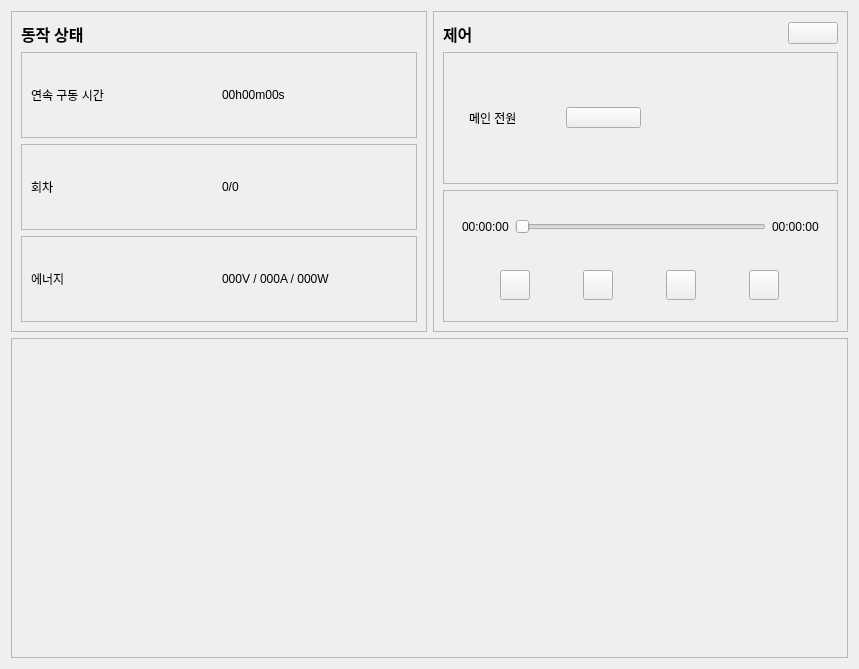
This is src/ui/home_page.ui in minimirror1/remote_gui as Qt 5 draws it before an edit. The edited form follows.
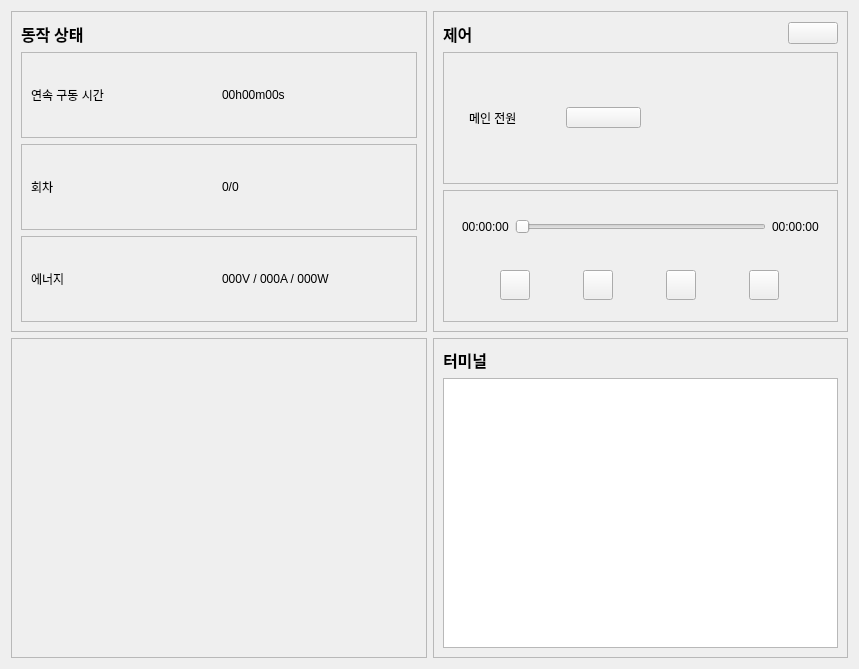
This is the edited form. Icons and pictures are not drawn.

Commit message: 터미널 추가가

```diff
--- a/src/ui/home_page.ui
+++ b/src/ui/home_page.ui
@@ -19,7 +19,7 @@
      <item>
       <widget class="QFrame" name="frame_2">
        <property name="sizePolicy">
-        <sizepolicy hsizetype="Expanding" vsizetype="Preferred">
+        <sizepolicy hsizetype="Expanding" vsizetype="Expanding">
          <horstretch>0</horstretch>
          <verstretch>0</verstretch>
         </sizepolicy>
@@ -147,7 +147,7 @@
      <item>
       <widget class="QFrame" name="frame_3">
        <property name="sizePolicy">
-        <sizepolicy hsizetype="Expanding" vsizetype="Preferred">
+        <sizepolicy hsizetype="Expanding" vsizetype="Expanding">
          <horstretch>0</horstretch>
          <verstretch>0</verstretch>
         </sizepolicy>
@@ -537,12 +537,30 @@
     </layout>
    </item>
    <item>
+    <layout class="QHBoxLayout" name="horizontalLayout_6">
+     <item>
+      <widget class="QFrame" name="frame_7">
+       <property name="sizePolicy">
+        <sizepolicy hsizetype="Expanding" vsizetype="Expanding">
+         <horstretch>0</horstretch>
+         <verstretch>0</verstretch>
+        </sizepolicy>
+       </property>
+       <property name="frameShape">
+        <enum>QFrame::Shape::StyledPanel</enum>
+       </property>
+       <property name="frameShadow">
+        <enum>QFrame::Shadow::Raised</enum>
+       </property>
+      </widget>
+     </item>
+     <item>
     <widget class="QFrame" name="frame">
-     <property name="maximumSize">
-      <size>
-       <width>16777215</width>
-       <height>16777215</height>
-      </size>
+       <property name="sizePolicy">
+        <sizepolicy hsizetype="Expanding" vsizetype="Expanding">
+         <horstretch>0</horstretch>
+         <verstretch>0</verstretch>
+        </sizepolicy>
      </property>
      <property name="frameShape">
       <enum>QFrame::Shape::StyledPanel</enum>
@@ -550,7 +568,34 @@
      <property name="frameShadow">
       <enum>QFrame::Shadow::Raised</enum>
      </property>
-    </widget>
+       <layout class="QVBoxLayout" name="verticalLayout_5">
+        <item>
+         <widget class="QLabel" name="label_3">
+          <property name="maximumSize">
+           <size>
+            <width>16777215</width>
+            <height>25</height>
+           </size>
+          </property>
+          <property name="font">
+           <font>
+            <family>나눔고딕</family>
+            <pointsize>12</pointsize>
+            <bold>true</bold>
+           </font>
+          </property>
+          <property name="text">
+           <string>터미널</string>
+          </property>
+         </widget>
+        </item>
+        <item>
+         <widget class="QPlainTextEdit" name="plainTextEdit"/>
+        </item>
+       </layout>
+      </widget>
+     </item>
+    </layout>
    </item>
   </layout>
  </widget>
```
Lines whose indentation alone changed are shown as unchanged. The commit also changes 1 other file.
